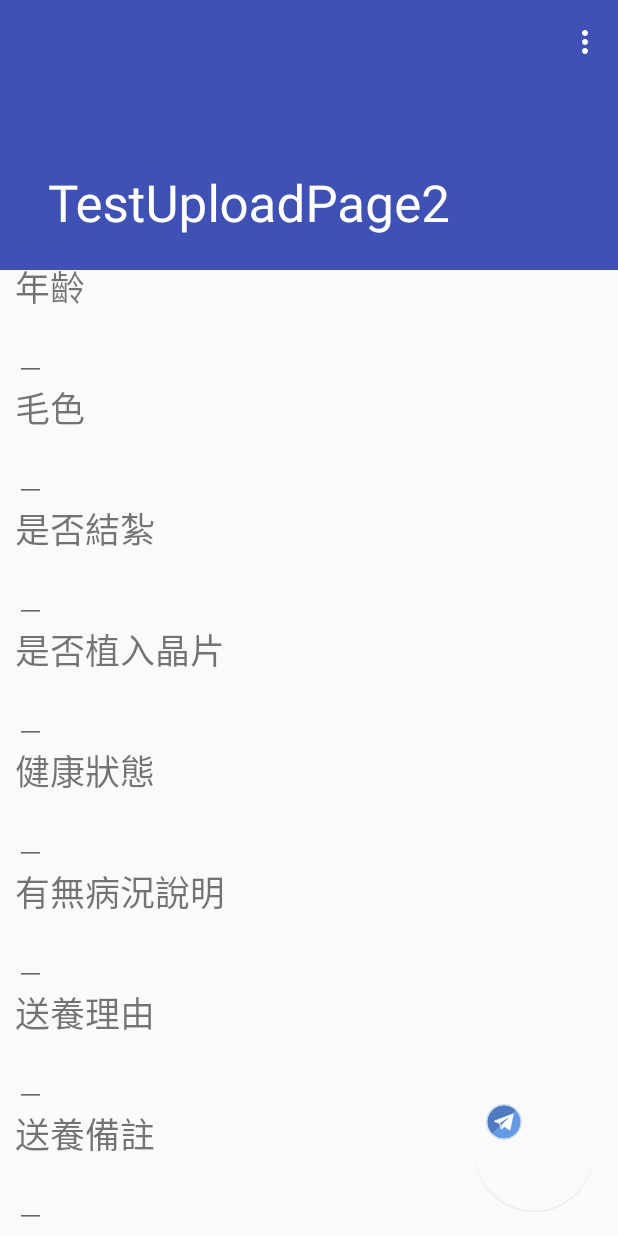
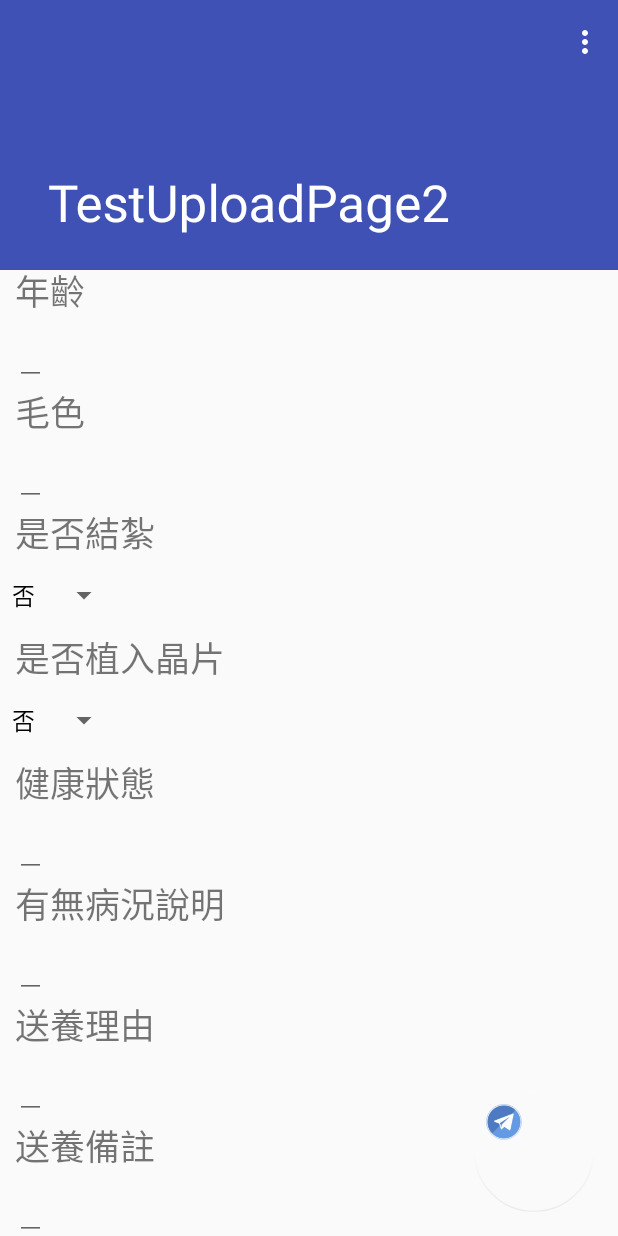
Before and after one commit to grezod/TestUploadPage3copy, an Android app: the screen it shows after launch (ScrollingActivity), scrolled down 450 dp, on a phone screen of 412 x 824 dp. Run offline under Robolectric (Android 15) with nearby library versions, the phone set to English and light mode, and no system bars; libraries missing offline, so code that uses them is left out: com.loopj.android, cz.msebera.android.

Commit message:
細部修改V2

```diff
--- a/app/src/main/java/iii/com/tw/testuploadpage2/ScrollingActivity.java
+++ b/app/src/main/java/iii/com/tw/testuploadpage2/ScrollingActivity.java
@@ -63,8 +63,8 @@ import java.util.concurrent.ExecutorService;
 import java.util.concurrent.Executors;
 import java.util.concurrent.Future;
 
+//***********
 import cz.msebera.android.httpclient.Header;
-//***********
 import cz.msebera.android.httpclient.client.HttpClient;
 import cz.msebera.android.httpclient.client.methods.HttpPost;
 import okhttp3.Call;
@@ -131,6 +131,8 @@ public class ScrollingActivity extends AppCompatActivity {
             "桃園縣", "新竹縣", "新竹市", "苗栗縣", "臺中市", "彰化縣",
             "南投縣", "雲林縣", "嘉義縣", "嘉義市", "臺南市", "高雄市",
             "屏東縣", "花蓮縣", "臺東縣", "澎湖縣", "金門縣", "連江縣"};
+    final String[] iv_array_animalGender = {"公","母"};
+    final String[] iv_array_YesOrNO = {"否","是"};
     private ArrayList<String>[] iv_Array_動物品種清單;
     private ArrayList<String> iv_ArrayList_動物類別清單;
 
@@ -536,24 +538,31 @@ public class ScrollingActivity extends AppCompatActivity {
         ArrayAdapter<String> l_ArrayAdapter_spinner_animalArea = new ArrayAdapter<String>(this, android.R.layout.simple_spinner_dropdown_item, area); //selected item will look like a spinner set from XML
         l_ArrayAdapter_spinner_animalArea.setDropDownViewResource(android.R.layout.simple_spinner_dropdown_item);
         spinner_animalArea.setAdapter(l_ArrayAdapter_spinner_animalArea);
-
         //**
-
-
+        spinner_animalGender = (Spinner) findViewById(R.id.spinner_animalGender);
+        ArrayAdapter<String> l_ArrayAdapter_spinner_animalGender = new ArrayAdapter<String>(this, android.R.layout.simple_spinner_dropdown_item, iv_array_animalGender); //selected item will look like a spinner set from XML
+        l_ArrayAdapter_spinner_animalGender.setDropDownViewResource(android.R.layout.simple_spinner_dropdown_item);
+        spinner_animalGender.setAdapter(l_ArrayAdapter_spinner_animalGender);
         //**
+        spinner_animalBirth = (Spinner) findViewById(R.id.spinner_animalBirth);
+        ArrayAdapter<String> l_ArrayAdapter_spinner_animalBirth = new ArrayAdapter<String>(this, android.R.layout.simple_spinner_dropdown_item, iv_array_YesOrNO); //selected item will look like a spinner set from XML
+        l_ArrayAdapter_spinner_animalBirth.setDropDownViewResource(android.R.layout.simple_spinner_dropdown_item);
+        spinner_animalBirth.setAdapter(l_ArrayAdapter_spinner_animalBirth);
+        //**
+        spinner_animalChip = (Spinner) findViewById(R.id.spinner_animalChip);
+        ArrayAdapter<String> l_ArrayAdapter_spinner_animalChip = new ArrayAdapter<String>(this, android.R.layout.simple_spinner_dropdown_item, iv_array_YesOrNO); //selected item will look like a spinner set from XML
+        l_ArrayAdapter_spinner_animalChip.setDropDownViewResource(android.R.layout.simple_spinner_dropdown_item);
+        spinner_animalChip.setAdapter(l_ArrayAdapter_spinner_animalChip);
         //**********
 
 
         edTxt_animalAge = (EditText) findViewById(R.id.edTxt_animalAge);
-        edTxt_animalBirth = (EditText) findViewById(R.id.edTxt_animalBirth);
-        edTxt_animalChip = (EditText) findViewById(R.id.edTxt_animalChip);
         edTxt_animalColor = (EditText) findViewById(R.id.edTxt_animalColor);
         //
         edTxt_animalDate = (EditText) findViewById(R.id.edTxt_animalDate);
         edTxt_animalDate.setText(create取得現在時間字串());
         //
         edTxt_animalDisease_Other = (EditText) findViewById(R.id.edTxt_animalDisease_Other);
-        edTxt_animalGender = (EditText) findViewById(R.id.edTxt_animalGender);
         edTxt_animalHealthy = (EditText) findViewById(R.id.edTxt_animalHealthy);
         edTxt_animalName = (EditText) findViewById(R.id.edTxt_animalName);
         edTxt_animalNote = (EditText) findViewById(R.id.edTxt_animalNote);
@@ -588,8 +597,7 @@ public class ScrollingActivity extends AppCompatActivity {
         //*********
         p_string_未填寫的欄位有哪些 += edTxt_animalName.getText().toString().isEmpty() ? "寵物姓名\n" : "";
         p_string_未填寫的欄位有哪些 += edTxt_animalAge.getText().toString().isEmpty() ? "寵物年齡\n" : "";
-        p_string_未填寫的欄位有哪些 += edTxt_animalGender.getText().toString().isEmpty() ? "性別\n" : "";
-        p_string_未填寫的欄位有哪些 += edTxt_animalChip.getText().toString().isEmpty() ? "是否植入晶片\n" : "";
+        //p_string_未填寫的欄位有哪些 += edTxt_animalChip.getText().toString().isEmpty() ? "是否植入晶片\n" : "";
         p_string_未填寫的欄位有哪些 += edTxt_animalHealthy.getText().toString().isEmpty() ? "健康狀態\n" : "";
         p_string_未填寫的欄位有哪些 += spinner_animalArea.getSelectedItem().toString().equals("全部") ? "未選縣市\n" : "";
         p_string_未填寫的欄位有哪些 += edTxt_animalColor.getText().toString().isEmpty() ? "毛色\n" : "";
@@ -615,12 +623,12 @@ public class ScrollingActivity extends AppCompatActivity {
         l_PetData_PetObj.setAnimalAge(edTxt_animalAge.getText().toString());
         l_PetData_PetObj.setAnimalKind(spinner_animalKind.getSelectedItem().toString());
         l_PetData_PetObj.setAnimalType(spinner_animalType.getSelectedItem().toString());
-        l_PetData_PetObj.setAnimalBirth(edTxt_animalBirth.getText().toString());
-        l_PetData_PetObj.setAnimalChip(edTxt_animalChip.getText().toString());
+        l_PetData_PetObj.setAnimalBirth(spinner_animalBirth.getSelectedItem().toString());
+        l_PetData_PetObj.setAnimalChip(spinner_animalChip.getSelectedItem().toString());
         l_PetData_PetObj.setAnimalColor(edTxt_animalColor.getText().toString());
         l_PetData_PetObj.setAnimalDate(edTxt_animalDate.getText().toString());
         l_PetData_PetObj.setAnimalDisease_Other(edTxt_animalDisease_Other.getText().toString());
-        l_PetData_PetObj.setAnimalGender(edTxt_animalGender.getText().toString());
+        l_PetData_PetObj.setAnimalGender(spinner_animalGender.getSelectedItem().toString());
         l_PetData_PetObj.setAnimalHealthy(edTxt_animalHealthy.getText().toString());
         l_PetData_PetObj.setAnimalName(edTxt_animalName.getText().toString());
         l_PetData_PetObj.setAnimalNote(edTxt_animalNote.getText().toString());
@@ -869,6 +877,9 @@ public class ScrollingActivity extends AppCompatActivity {
     Spinner spinner_animalArea;
     Spinner spinner_animalKind;
     Spinner spinner_animalType;
+    Spinner spinner_animalGender;
+    Spinner spinner_animalChip;
+    Spinner spinner_animalBirth;
     //*******
 
 
--- a/app/src/main/res/layout/content_scrolling.xml
+++ b/app/src/main/res/layout/content_scrolling.xml
@@ -85,12 +85,11 @@
             android:layout_marginLeft="10dp"
             android:textSize="23dp"
             android:text="性別" />
-        <EditText
+        <Spinner
             android:layout_weight="1"
-            android:id="@+id/edTxt_animalGender"
-            android:layout_marginLeft="10dp"
             android:layout_width="wrap_content"
-            android:layout_height="wrap_content" />
+            android:layout_height="wrap_content"
+            android:id="@+id/spinner_animalGender"/>
         <TextView
             android:layout_weight="1"
             android:layout_width="wrap_content"
@@ -124,12 +123,11 @@
             android:layout_marginLeft="10dp"
             android:textSize="23dp"
             android:text="是否結紮" />
-        <EditText
+        <Spinner
             android:layout_weight="1"
-            android:id="@+id/edTxt_animalBirth"
-            android:layout_marginLeft="10dp"
             android:layout_width="wrap_content"
-            android:layout_height="wrap_content" />
+            android:layout_height="wrap_content"
+            android:id="@+id/spinner_animalBirth"/>
         <TextView
             android:layout_weight="1"
             android:layout_width="wrap_content"
@@ -137,12 +135,11 @@
             android:layout_marginLeft="10dp"
             android:textSize="23dp"
             android:text="是否植入晶片" />
-        <EditText
+        <Spinner
             android:layout_weight="1"
-            android:id="@+id/edTxt_animalChip"
-            android:layout_marginLeft="10dp"
             android:layout_width="wrap_content"
-            android:layout_height="wrap_content" />
+            android:layout_height="wrap_content"
+            android:id="@+id/spinner_animalChip"/>
         <TextView
             android:layout_weight="1"
             android:layout_width="wrap_content"
```
Also changed, not shown: 66 other files.
